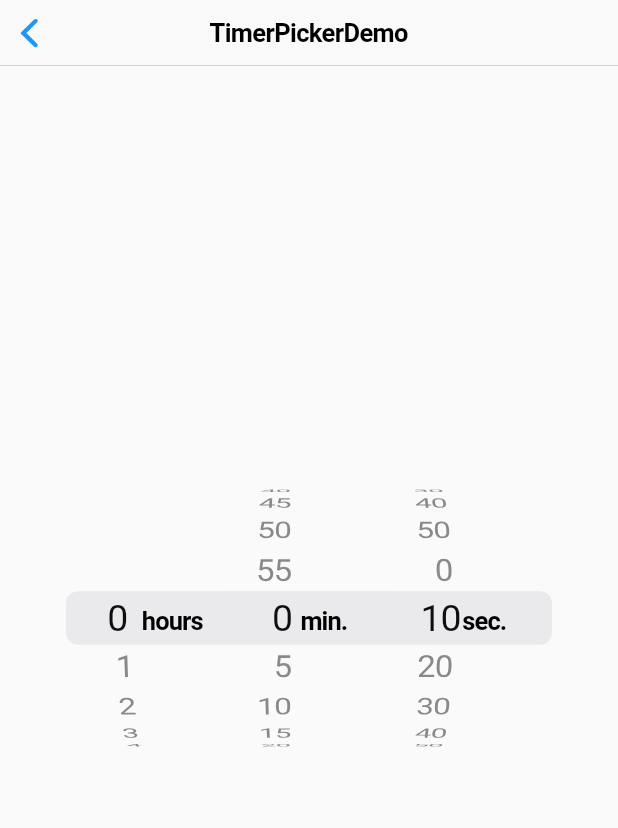
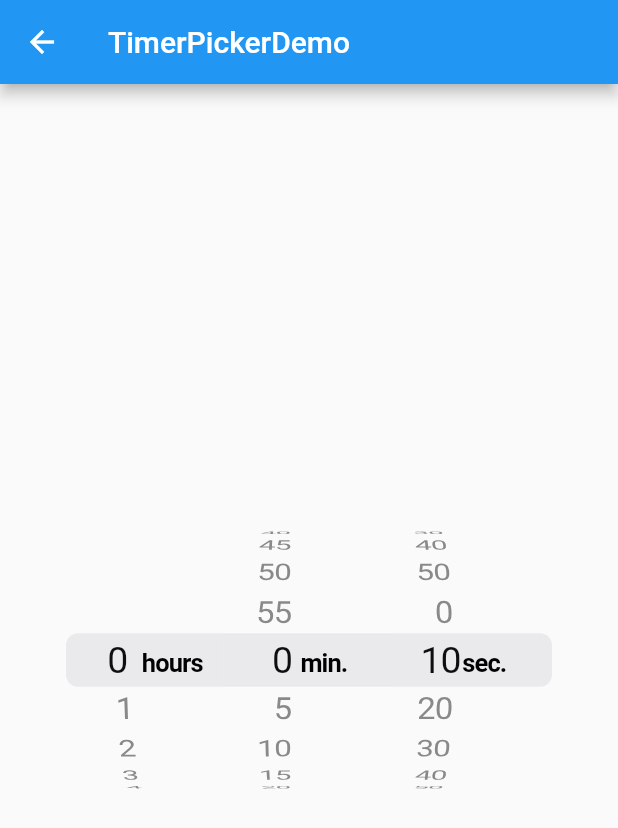
Before and after one commit to colinxiaoyu/redux-flutter-todolist, a Flutter app: the TimerPickerDemo screen opened directly, on a phone screen of 412 x 824 dp. Shown: the top 828 px of the screen. Run offline on Flutter 3.47's test engine with Material 2 defaults, Android fonts, the phone set to English and light mode, and no system bars; our stand-ins replace flutter_redux, flutter_spinkit, redux; missing offline and left inert: intro_views_flutter.

Commit message:
处理 TimerPickerDemo 字体有问题

```diff
--- a/lib/page/cupertino/cupertino_timer_picker_demo.dart
+++ b/lib/page/cupertino/cupertino_timer_picker_demo.dart
@@ -1,4 +1,5 @@
 import 'package:flutter/cupertino.dart';
+import 'package:flutter/material.dart';
 
 class TimerPickerDemo extends StatefulWidget {
   @override
@@ -20,11 +21,11 @@ class _TimerPickerDemoState extends State<TimerPickerDemo> {
   Widget build(BuildContext context) {
     final double width = MediaQuery.of(context).size.width;
     final double height = MediaQuery.of(context).size.height;
-    return CupertinoPageScaffold(
-      navigationBar: CupertinoNavigationBar(
-        middle: Text('TimerPickerDemo'),
+    return Scaffold(
+      appBar: AppBar(
+        title: Text('TimerPickerDemo'),
       ),
-        child: Center(
+        body: Center(
       child: Container(
         width: width,
         height: height / 4,
```
